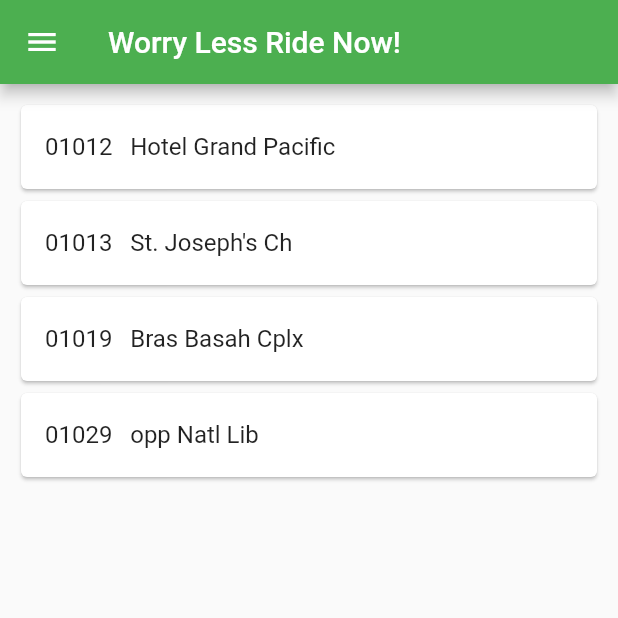
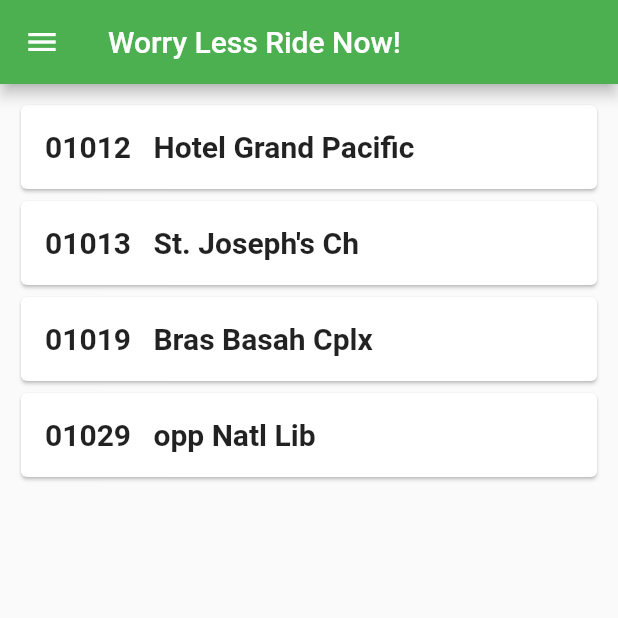
Before and after one commit to 191399r/MAD-Project3, a Flutter app: the screen it shows after launch, on a phone screen of 412 x 824 dp, the top half of it. Run offline on Flutter 3.47's test engine with Material 2 defaults, Android fonts, the phone set to English and light mode, and no system bars; our stand-ins replace google_maps_flutter.

```diff
--- a/myfirstapp/lib/Home.dart
+++ b/myfirstapp/lib/Home.dart
@@ -24,7 +24,7 @@ class Home extends StatelessWidget {
           return Card(
             child:ListTile(
               onTap: _location,
-              title:Text(BStops[index].busStopCode +'   '+ BStops[index].description),
+              title:Text(BStops[index].busStopCode +'   '+ BStops[index].description, style: TextStyle(fontSize: 20,fontWeight:FontWeight.bold),),
             )
           );
         }
--- a/myfirstapp/pubspec.yaml
+++ b/myfirstapp/pubspec.yaml
@@ -21,6 +21,7 @@ environment:
   sdk: ">=2.7.0 <3.0.0"
 
 dependencies:
+  latlng: any
   http: any
   cached_network_image: ^2.5.0
   google_maps_flutter: ^0.4.0
```
Also changed, not shown: myfirstapp/lib/location.dart (+12 -3 lines), myfirstapp/pubspec.lock, 1 other file.
